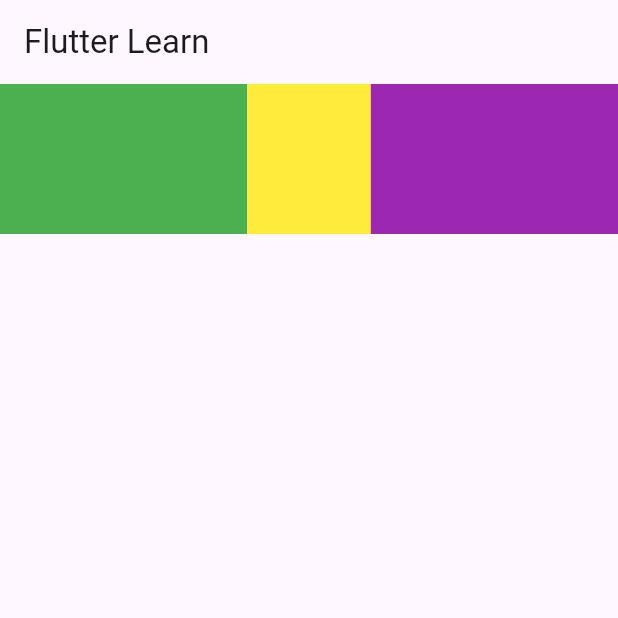
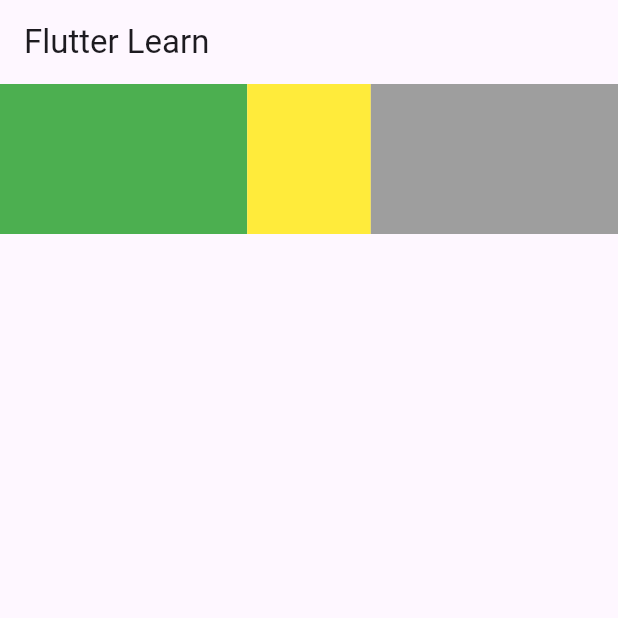
Before and after one commit to memahin/Flutter-Common-Widgets, a Flutter app: the screen it shows after launch, on a phone screen of 412 x 824 dp, the top half of it. Run offline on Flutter 3.47's test engine with Material 3 defaults, Android fonts, the phone set to English and light mode, and no system bars.

```diff
--- a/lib/main.dart
+++ b/lib/main.dart
@@ -29,12 +29,10 @@ class HomePage extends StatelessWidget {
           ),
           Flexible(
             flex: 2,
-            child: Container(color: Colors.purple, height: 100),
+            child: Container(color: Colors.grey, height: 100),
           ),
         ],
       )
-
-
 
       /*
       Row(
@@ -42,7 +40,7 @@ class HomePage extends StatelessWidget {
           Expanded(
             child: Container(color: Colors.red, height: 100,),
           ),
-          Container(color: Colors.blue, height: 100, width: 150,),
+          Container(color: Colors.blue, height: 100, width: 100,),
         ],
       )
 
```
